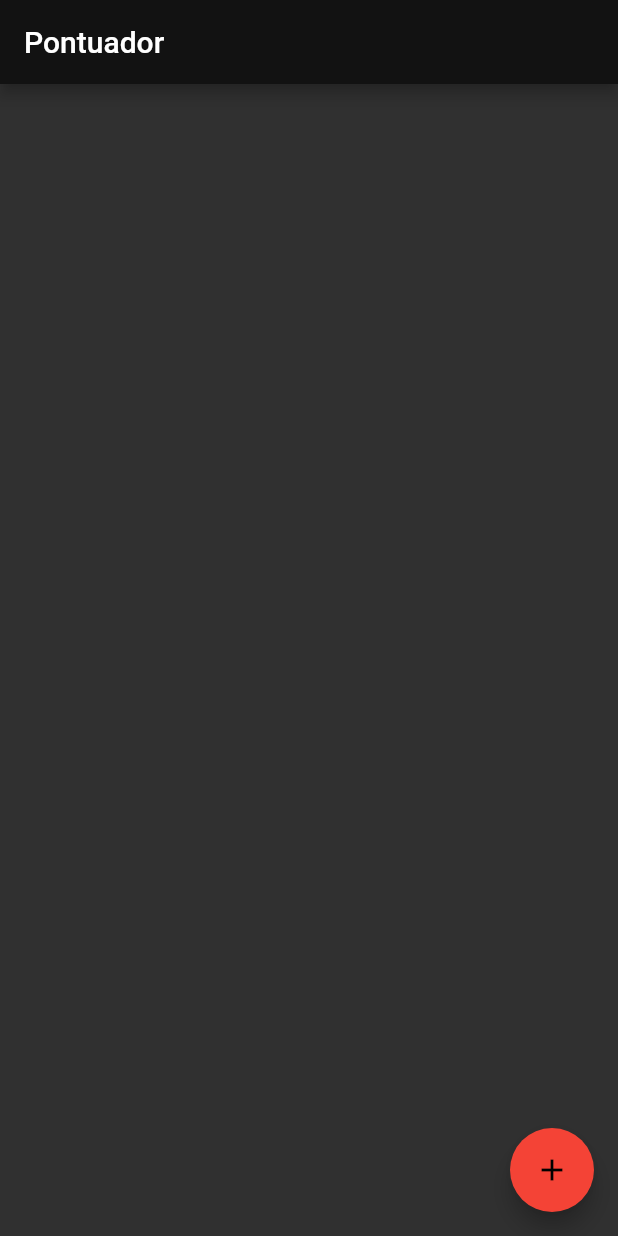
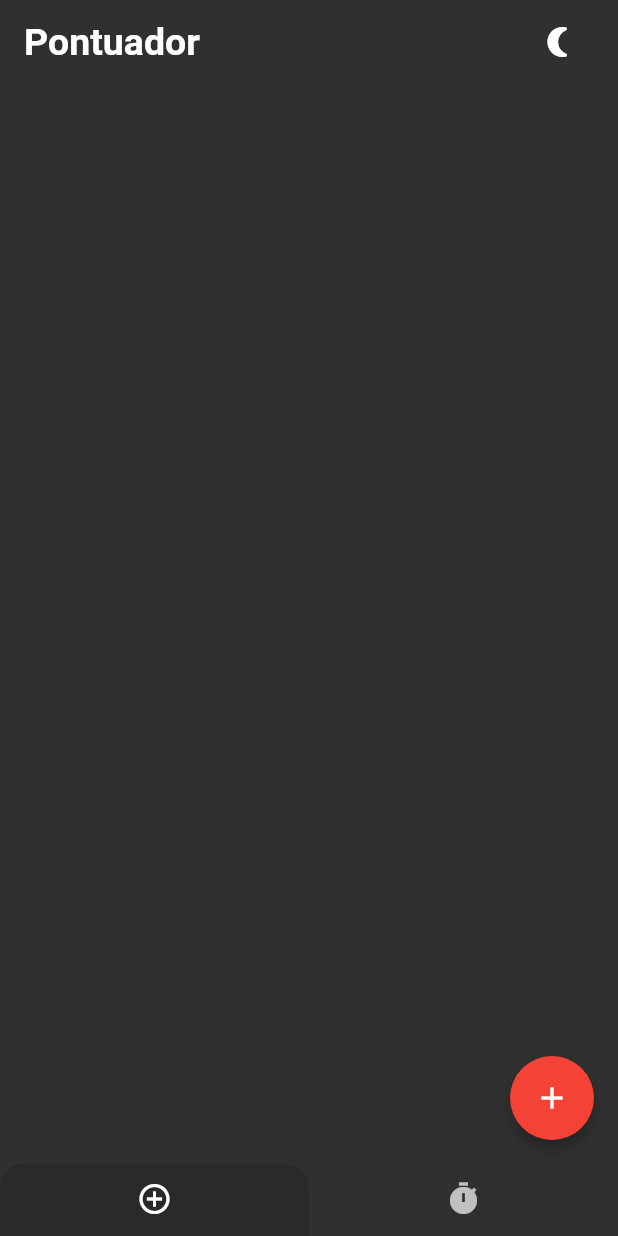
Before and after one commit to cdvdt/pontuador, a Flutter app: the screen it shows after launch, on a phone screen of 412 x 824 dp. Run offline on Flutter 3.47's test engine with Material 2 defaults, Android fonts, the phone set to English and light mode, and no system bars.

Commit message:
Changed the home component to receive a tabView! Implemented dark and light themes and a mecanism to change between both!

```diff
--- a/lib/main.dart
+++ b/lib/main.dart
@@ -1,20 +1,89 @@
 import 'package:flutter/material.dart';
+import 'package:pontuador/src/Model/CustomTheme.dart';
 import 'package:pontuador/src/view/Home.dart';
 
 void main() {
   runApp(const MyApp());
 }
 
-class MyApp extends StatelessWidget {
+class MyApp extends StatefulWidget {
   const MyApp({Key? key}) : super(key: key);
+
+  static const darkThemeIcon = Icons.nightlight_round;
+  static const lightThemeIcon = Icons.wb_sunny;
+
+  static const tabTopRadius = Radius.circular(15);
+  static const appBarBottomRadius = Radius.circular(5);
+  static const tabSelectedDarkColor = Colors.black12;
+  static const appBarDarkColor = Colors.transparent;
+
+  static CustomTheme darkTheme = CustomTheme(theme: ThemeData(
+    colorScheme: const ColorScheme.dark(),
+    tabBarTheme: const TabBarTheme(
+      indicator: ShapeDecoration(color: tabSelectedDarkColor,
+          shape: RoundedRectangleBorder(borderRadius: BorderRadius.only(
+              topRight: tabTopRadius, topLeft: tabTopRadius))),
+
+    ),
+    floatingActionButtonTheme: const FloatingActionButtonThemeData(
+        backgroundColor: Colors.red,
+        elevation: 4,
+        foregroundColor: Colors.white),
+    appBarTheme: const AppBarTheme(
+        backgroundColor: appBarDarkColor,
+        shadowColor: appBarDarkColor,
+        titleTextStyle: TextStyle(
+            fontWeight: FontWeight.bold, fontSize: 25, color: Colors.white),
+        centerTitle: false
+    ),
+
+  ), icon: darkThemeIcon);
+
+  static CustomTheme lightTheme = CustomTheme(theme: ThemeData(
+    colorScheme: const ColorScheme.light(),
+    tabBarTheme: const TabBarTheme(
+      labelColor: Colors.black,
+      indicator: ShapeDecoration(color: tabSelectedDarkColor,
+          shape: RoundedRectangleBorder(borderRadius: BorderRadius.only(
+              topRight: tabTopRadius, topLeft: tabTopRadius))),
+
+    ),
+    floatingActionButtonTheme: const FloatingActionButtonThemeData(
+        backgroundColor: Colors.red,
+        elevation: 4,
+        foregroundColor: Colors.white),
+    appBarTheme: const AppBarTheme(
+        backgroundColor: appBarDarkColor,
+        shadowColor: appBarDarkColor,
+        titleTextStyle: TextStyle(
+            fontWeight: FontWeight.bold, fontSize: 25, color: Colors.black),
+        iconTheme: IconThemeData(color: Colors.black),
+        centerTitle: false
+    ),
+
+  ), icon: lightThemeIcon);
+
+  @override
+  State<MyApp> createState() => _MyAppState();
+}
+
+class _MyAppState extends State<MyApp> {
+  CustomTheme currentTheme = MyApp.darkTheme;
 
   // This widget is the root of your application.
   @override
   Widget build(BuildContext context) {
     return MaterialApp(
       title: 'Flutter Demo',
-      theme: ThemeData(colorScheme: const ColorScheme.dark(secondary: Colors.red)),
-      home: const Home(title: 'Pontuador'),
+      theme: currentTheme.theme,
+      home: DefaultTabController(
+          length: 2, child: Home(title: 'Pontuador', darkTheme: MyApp.darkTheme, lightTheme: MyApp.lightTheme, onThemeChange: setTheme)),
     );
   }
+
+  void setTheme(CustomTheme theme){
+    setState(() {
+      currentTheme = theme;
+    });
+  }
 }
--- /dev/null
+++ b/lib/src/Model/CustomTheme.dart
@@ -0,0 +1,7 @@
+import 'package:flutter/material.dart';
+
+class CustomTheme{
+  CustomTheme({ required this.theme, required this.icon });
+  ThemeData theme;
+  IconData icon;
+}
--- a/lib/src/view/Home.dart
+++ b/lib/src/view/Home.dart
@@ -1,42 +1,69 @@
 import 'package:flutter/material.dart';
-import 'package:pontuador/src/Model/TimeTag.dart';
-import 'package:pontuador/src/view/TimeTagView.dart';
+import 'package:pontuador/src/view/Timer.dart';
+
+import '../Model/CustomTheme.dart';
+import 'Pontuador.dart';
 
 class Home extends StatefulWidget {
-  const Home({Key? key, required this.title}) : super(key: key);
+  const Home({Key? key, required this.title, required this.darkTheme, required this.lightTheme, required this.onThemeChange}) : super(key: key);
 
   final String title;
+  final CustomTheme darkTheme;
+  final CustomTheme lightTheme;
+  final dynamic onThemeChange;
 
   @override
   State<Home> createState() => _HomeState();
 }
 
 class _HomeState extends State<Home> {
-  List<TimeTag> timeTags = [];
+  bool? _usingDarkTheme;
+  bool get usingDarkTheme {
+    _usingDarkTheme ??= true; //TODO: Implement load and save for this.
+    return _usingDarkTheme!;
+  }
+  set usingDarkTheme(bool value) {
+    _usingDarkTheme = value;
+  }
+  CustomTheme get currentTheme => usingDarkTheme? widget.darkTheme: widget.lightTheme;
 
-  void _addTimeTag() => setState(() => timeTags.add(TimeTag()));
+    @override
+    Widget build(BuildContext context) {
+      return Scaffold(
+          appBar: AppBar(title: Row(
+            mainAxisAlignment: MainAxisAlignment.spaceBetween,
+            children: [
+              Text(widget.title),
+              IconButton(onPressed: onThemeChange, icon: Icon(currentTheme.icon))
+            ],
+          ),),
+          bottomNavigationBar: tabBar(),
+          body: TabBarView(
+            children: [
+              PontuadorView(),
+              TimersView()
+            ],
+          ) // This trailing comma makes auto-formatting nicer for build methods.
+      );
+    }
 
-  @override
-  Widget build(BuildContext context) {
-    return Scaffold(
-      appBar: AppBar(
-        title: Text(widget.title),
-      ),
-      body: Center(
-          /*child: ListView(
-          children: timeTags.map((timeTag) => TimeTagView(timeTag)).toList()
-        ),*/
-          child: CustomScrollView(slivers: [
-        SliverList(
-            delegate: SliverChildBuilderDelegate(
-                (context, index) => TimeTagView(timeTags[index]),
-                childCount: timeTags.length)),
-      ])),
-      floatingActionButton: FloatingActionButton(
-        onPressed: _addTimeTag,
-        tooltip: 'Adicionar pontuação',
-        child: const Icon(Icons.add),
-      ), // This trailing comma makes auto-formatting nicer for build methods.
-    );
+    PreferredSizeWidget? tabBar() {
+      return const TabBar(
+          tabs: [
+            Tab(
+              icon: Icon(Icons.control_point),
+            ),
+            Tab(
+              icon: Icon(Icons.timer),
+            )
+          ]
+      );
+    }
+
+    void onThemeChange(){
+      setState(() {
+        usingDarkTheme = !usingDarkTheme;
+        widget.onThemeChange(currentTheme);
+      });
+    }
   }
-}
--- /dev/null
+++ b/lib/src/view/Pontuador.dart
@@ -0,0 +1,45 @@
+import 'package:flutter/material.dart';
+import 'package:pontuador/src/Model/TimeTag.dart';
+import 'package:pontuador/src/view/TimeTagView.dart';
+
+class PontuadorView extends StatefulWidget {
+  PontuadorView();
+
+  @override
+  State<PontuadorView> createState() => _PontuadorViewState();
+}
+
+class _PontuadorViewState extends State<PontuadorView> with AutomaticKeepAliveClientMixin<PontuadorView>{
+  @override
+  bool get wantKeepAlive => true;
+
+  @override
+  void initState() {
+    super.initState();
+  }
+  List<TimeTag> timeTags = [];
+
+  void _addTimeTag() => setState(() => timeTags.add(TimeTag()));
+
+  @override
+  Widget build(BuildContext context) {
+    super.build(context);
+    return Scaffold(
+      floatingActionButton: FloatingActionButton(
+        onPressed: _addTimeTag,
+        tooltip: 'Adicionar pontuação',
+        child: const Icon(Icons.add),
+      ),
+      body: Center(
+        /*child: ListView(
+                children: timeTags.map((timeTag) => TimeTagView(timeTag)).toList()
+              ),*/
+          child: CustomScrollView(slivers: [
+            SliverList(
+                delegate: SliverChildBuilderDelegate(
+                        (context, index) => TimeTagView(timeTags[index]),
+                    childCount: timeTags.length)),
+          ])),
+    );
+  }
+}
--- /dev/null
+++ b/lib/src/view/Timer.dart
@@ -0,0 +1,17 @@
+import 'package:flutter/material.dart';
+
+class TimersView extends StatefulWidget{
+  TimersView();
+
+  @override
+  State<TimersView> createState() => _TimersViewState();
+}
+
+class _TimersViewState extends State<TimersView> {
+  @override
+  Widget build(BuildContext context) {
+    return const Center(
+      child: Icon(Icons.timer),
+    );
+  }
+}
```
